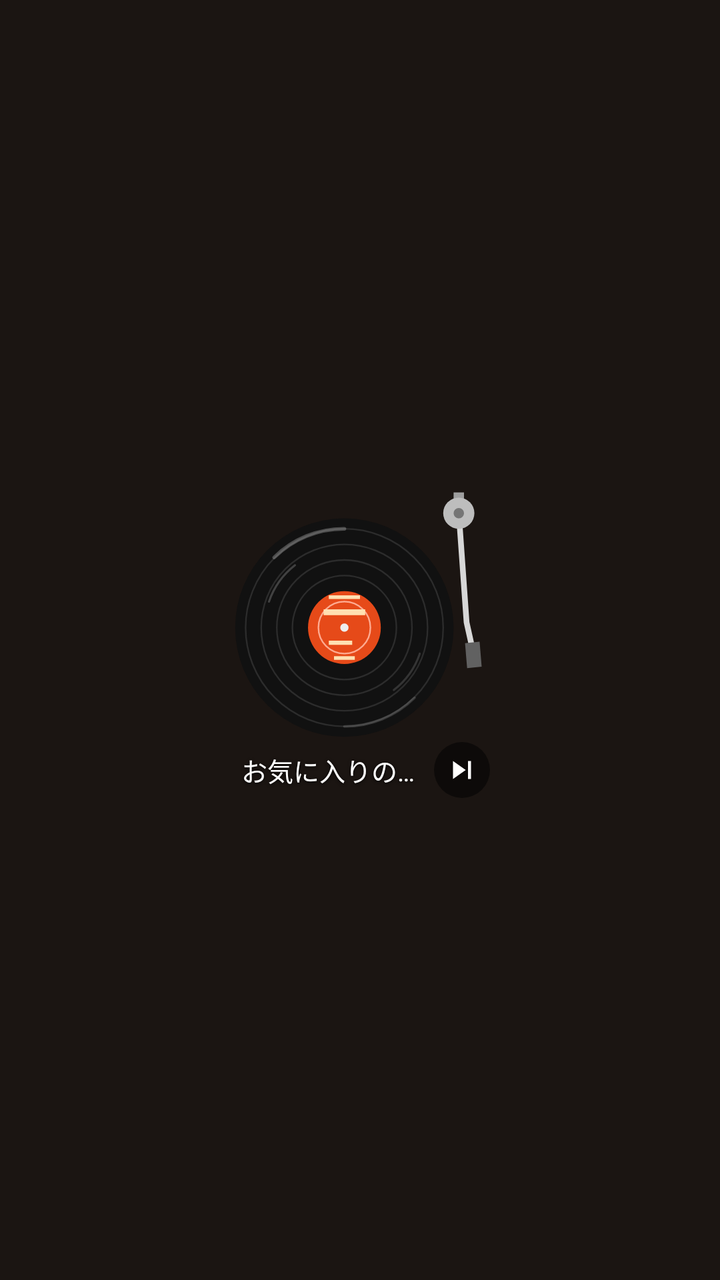
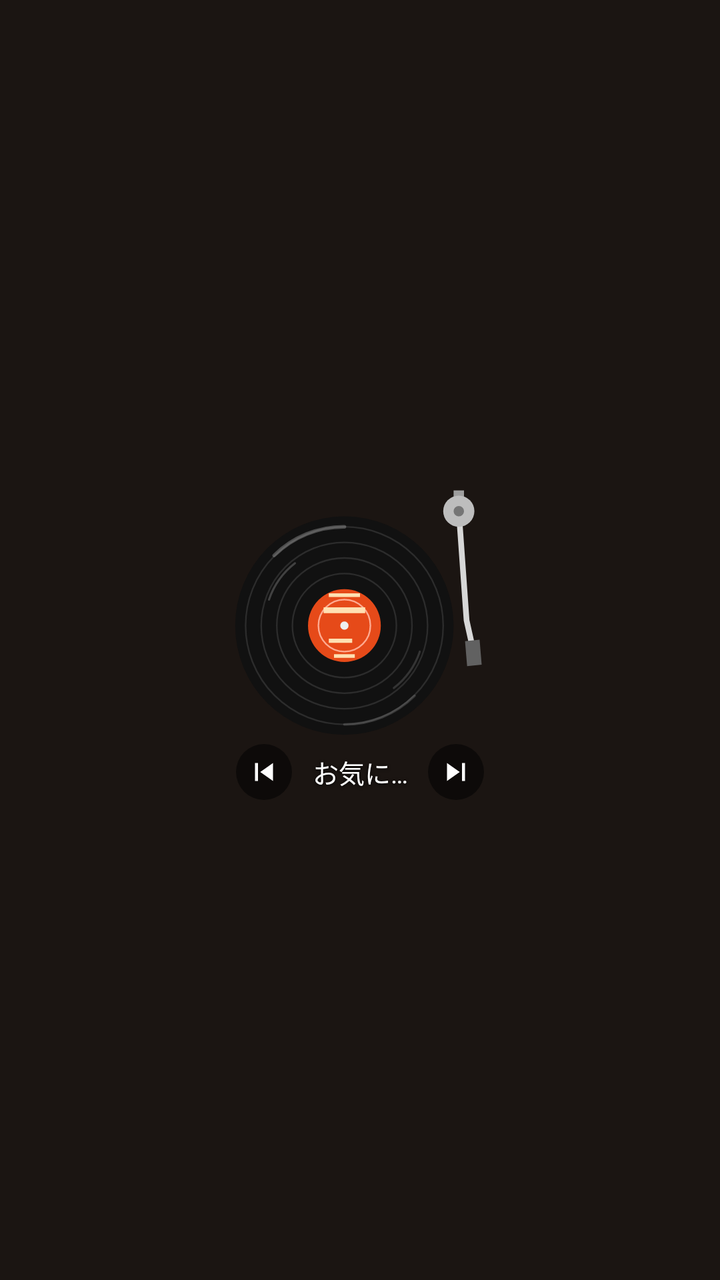

An Android layout rendered at two revisions. The XML below is the earlier revision; the diff shows what the commit changed to produce the second picture.
<!-- AndroidManifest.xml: application theme Theme.RecordWidget -->
<!-- res/layout/widget_record_m.xml -->
<?xml version="1.0" encoding="utf-8"?>
<LinearLayout xmlns:android="http://schemas.android.com/apk/res/android"
    android:id="@android:id/background"
    android:layout_width="match_parent"
    android:layout_height="match_parent"
    android:gravity="center"
    android:orientation="vertical"
    android:padding="4dp">

    <FrameLayout
        android:id="@+id/disc_area"
        android:layout_width="130dp"
        android:layout_height="130dp"
        android:contentDescription="@string/cd_disc_stopped">

        
        <ImageView
            android:id="@+id/disc"
            android:layout_width="match_parent"
            android:layout_height="match_parent"
            android:importantForAccessibility="no"
            android:scaleType="fitXY"
            android:src="@drawable/record_rest_0" />

        <ProgressBar
            android:id="@+id/spin_up_0"
            android:layout_width="match_parent"
            android:layout_height="match_parent"
            android:importantForAccessibility="no"
            android:indeterminate="true"
            android:indeterminateDrawable="@drawable/record_up_0"
            android:indeterminateOnly="true"
            android:maxWidth="1000dp"
            android:maxHeight="1000dp"
            android:minWidth="0dp"
            android:minHeight="0dp"
            android:visibility="gone" />
        <ProgressBar
            android:id="@+id/spin_up_30"
            android:layout_width="match_parent"
            android:layout_height="match_parent"
            android:importantForAccessibility="no"
            android:indeterminate="true"
            android:indeterminateDrawable="@drawable/record_up_30"
            android:indeterminateOnly="true"
            android:maxWidth="1000dp"
            android:maxHeight="1000dp"
            android:minWidth="0dp"
            android:minHeight="0dp"
            android:visibility="gone" />
        <ProgressBar
            android:id="@+id/spin_up_60"
            android:layout_width="match_parent"
            android:layout_height="match_parent"
            android:importantForAccessibility="no"
            android:indeterminate="true"
            android:indeterminateDrawable="@drawable/record_up_60"
            android:indeterminateOnly="true"
            android:maxWidth="1000dp"
            android:maxHeight="1000dp"
            android:minWidth="0dp"
            android:minHeight="0dp"
            android:visibility="gone" />
        <ProgressBar
            android:id="@+id/spin_up_90"
            android:layout_width="match_parent"
            android:layout_height="match_parent"
            android:importantForAccessibility="no"
            android:indeterminate="true"
            android:indeterminateDrawable="@drawable/record_up_90"
            android:indeterminateOnly="true"
            android:maxWidth="1000dp"
            android:maxHeight="1000dp"
            android:minWidth="0dp"
            android:minHeight="0dp"
            android:visibility="gone" />
        <ProgressBar
            android:id="@+id/spin_up_120"
            android:layout_width="match_parent"
            android:layout_height="match_parent"
            android:importantForAccessibility="no"
            android:indeterminate="true"
            android:indeterminateDrawable="@drawable/record_up_120"
            android:indeterminateOnly="true"
            android:maxWidth="1000dp"
            android:maxHeight="1000dp"
            android:minWidth="0dp"
            android:minHeight="0dp"
            android:visibility="gone" />
        <ProgressBar
            android:id="@+id/spin_up_150"
            android:layout_width="match_parent"
            android:layout_height="match_parent"
            android:importantForAccessibility="no"
            android:indeterminate="true"
            android:indeterminateDrawable="@drawable/record_up_150"
            android:indeterminateOnly="true"
            android:maxWidth="1000dp"
            android:maxHeight="1000dp"
            android:minWidth="0dp"
            android:minHeight="0dp"
            android:visibility="gone" />
        <ProgressBar
            android:id="@+id/spin_up_180"
            android:layout_width="match_parent"
            android:layout_height="match_parent"
            android:importantForAccessibility="no"
            android:indeterminate="true"
            android:indeterminateDrawable="@drawable/record_up_180"
            android:indeterminateOnly="true"
            android:maxWidth="1000dp"
            android:maxHeight="1000dp"
            android:minWidth="0dp"
            android:minHeight="0dp"
            android:visibility="gone" />
        <ProgressBar
            android:id="@+id/spin_up_210"
            android:layout_width="match_parent"
            android:layout_height="match_parent"
            android:importantForAccessibility="no"
            android:indeterminate="true"
            android:indeterminateDrawable="@drawable/record_up_210"
            android:indeterminateOnly="true"
            android:maxWidth="1000dp"
            android:maxHeight="1000dp"
            android:minWidth="0dp"
            android:minHeight="0dp"
            android:visibility="gone" />
        <ProgressBar
            android:id="@+id/spin_up_240"
            android:layout_width="match_parent"
            android:layout_height="match_parent"
            android:importantForAccessibility="no"
            android:indeterminate="true"
            android:indeterminateDrawable="@drawable/record_up_240"
            android:indeterminateOnly="true"
            android:maxWidth="1000dp"
            android:maxHeight="1000dp"
            android:minWidth="0dp"
            android:minHeight="0dp"
            android:visibility="gone" />
        <ProgressBar
            android:id="@+id/spin_up_270"
            android:layout_width="match_parent"
            android:layout_height="match_parent"
            android:importantForAccessibility="no"
            android:indeterminate="true"
            android:indeterminateDrawable="@drawable/record_up_270"
            android:indeterminateOnly="true"
            android:maxWidth="1000dp"
            android:maxHeight="1000dp"
            android:minWidth="0dp"
            android:minHeight="0dp"
            android:visibility="gone" />
        <ProgressBar
            android:id="@+id/spin_up_300"
            android:layout_width="match_parent"
            android:layout_height="match_parent"
            android:importantForAccessibility="no"
            android:indeterminate="true"
            android:indeterminateDrawable="@drawable/record_up_300"
            android:indeterminateOnly="true"
            android:maxWidth="1000dp"
            android:maxHeight="1000dp"
            android:minWidth="0dp"
            android:minHeight="0dp"
            android:visibility="gone" />
        <ProgressBar
            android:id="@+id/spin_up_330"
            android:layout_width="match_parent"
            android:layout_height="match_parent"
            android:importantForAccessibility="no"
            android:indeterminate="true"
            android:indeterminateDrawable="@drawable/record_up_330"
            android:indeterminateOnly="true"
            android:maxWidth="1000dp"
            android:maxHeight="1000dp"
            android:minWidth="0dp"
            android:minHeight="0dp"
            android:visibility="gone" />
        <ProgressBar
            android:id="@+id/spin_down_0"
            android:layout_width="match_parent"
            android:layout_height="match_parent"
            android:importantForAccessibility="no"
            android:indeterminate="true"
            android:indeterminateDrawable="@drawable/record_down_0"
            android:indeterminateOnly="true"
            android:maxWidth="1000dp"
            android:maxHeight="1000dp"
            android:minWidth="0dp"
            android:minHeight="0dp"
            android:visibility="gone" />
        <ProgressBar
            android:id="@+id/spin_down_30"
            android:layout_width="match_parent"
            android:layout_height="match_parent"
            android:importantForAccessibility="no"
            android:indeterminate="true"
            android:indeterminateDrawable="@drawable/record_down_30"
            android:indeterminateOnly="true"
            android:maxWidth="1000dp"
            android:maxHeight="1000dp"
            android:minWidth="0dp"
            android:minHeight="0dp"
            android:visibility="gone" />
        <ProgressBar
            android:id="@+id/spin_down_60"
            android:layout_width="match_parent"
            android:layout_height="match_parent"
            android:importantForAccessibility="no"
            android:indeterminate="true"
            android:indeterminateDrawable="@drawable/record_down_60"
            android:indeterminateOnly="true"
            android:maxWidth="1000dp"
            android:maxHeight="1000dp"
            android:minWidth="0dp"
            android:minHeight="0dp"
            android:visibility="gone" />
        <ProgressBar
            android:id="@+id/spin_down_90"
            android:layout_width="match_parent"
            android:layout_height="match_parent"
            android:importantForAccessibility="no"
            android:indeterminate="true"
            android:indeterminateDrawable="@drawable/record_down_90"
            android:indeterminateOnly="true"
            android:maxWidth="1000dp"
            android:maxHeight="1000dp"
            android:minWidth="0dp"
            android:minHeight="0dp"
            android:visibility="gone" />
        <ProgressBar
            android:id="@+id/spin_down_120"
            android:layout_width="match_parent"
            android:layout_height="match_parent"
            android:importantForAccessibility="no"
            android:indeterminate="true"
            android:indeterminateDrawable="@drawable/record_down_120"
            android:indeterminateOnly="true"
            android:maxWidth="1000dp"
            android:maxHeight="1000dp"
            android:minWidth="0dp"
            android:minHeight="0dp"
            android:visibility="gone" />
        <ProgressBar
            android:id="@+id/spin_down_150"
            android:layout_width="match_parent"
            android:layout_height="match_parent"
            android:importantForAccessibility="no"
            android:indeterminate="true"
            android:indeterminateDrawable="@drawable/record_down_150"
            android:indeterminateOnly="true"
            android:maxWidth="1000dp"
            android:maxHeight="1000dp"
            android:minWidth="0dp"
            android:minHeight="0dp"
            android:visibility="gone" />
        <ProgressBar
            android:id="@+id/spin_down_180"
            android:layout_width="match_parent"
            android:layout_height="match_parent"
            android:importantForAccessibility="no"
            android:indeterminate="true"
            android:indeterminateDrawable="@drawable/record_down_180"
            android:indeterminateOnly="true"
            android:maxWidth="1000dp"
            android:maxHeight="1000dp"
            android:minWidth="0dp"
            android:minHeight="0dp"
            android:visibility="gone" />
        <ProgressBar
            android:id="@+id/spin_down_210"
            android:layout_width="match_parent"
            android:layout_height="match_parent"
            android:importantForAccessibility="no"
            android:indeterminate="true"
            android:indeterminateDrawable="@drawable/record_down_210"
            android:indeterminateOnly="true"
            android:maxWidth="1000dp"
            android:maxHeight="1000dp"
            android:minWidth="0dp"
            android:minHeight="0dp"
            android:visibility="gone" />
        <ProgressBar
            android:id="@+id/spin_down_240"
            android:layout_width="match_parent"
            android:layout_height="match_parent"
            android:importantForAccessibility="no"
            android:indeterminate="true"
            android:indeterminateDrawable="@drawable/record_down_240"
            android:indeterminateOnly="true"
            android:maxWidth="1000dp"
            android:maxHeight="1000dp"
            android:minWidth="0dp"
            android:minHeight="0dp"
            android:visibility="gone" />
        <ProgressBar
            android:id="@+id/spin_down_270"
            android:layout_width="match_parent"
            android:layout_height="match_parent"
            android:importantForAccessibility="no"
            android:indeterminate="true"
            android:indeterminateDrawable="@drawable/record_down_270"
            android:indeterminateOnly="true"
            android:maxWidth="1000dp"
            android:maxHeight="1000dp"
            android:minWidth="0dp"
            android:minHeight="0dp"
            android:visibility="gone" />
        <ProgressBar
            android:id="@+id/spin_down_300"
            android:layout_width="match_parent"
            android:layout_height="match_parent"
            android:importantForAccessibility="no"
            android:indeterminate="true"
            android:indeterminateDrawable="@drawable/record_down_300"
            android:indeterminateOnly="true"
            android:maxWidth="1000dp"
            android:maxHeight="1000dp"
            android:minWidth="0dp"
            android:minHeight="0dp"
            android:visibility="gone" />
        <ProgressBar
            android:id="@+id/spin_down_330"
            android:layout_width="match_parent"
            android:layout_height="match_parent"
            android:importantForAccessibility="no"
            android:indeterminate="true"
            android:indeterminateDrawable="@drawable/record_down_330"
            android:indeterminateOnly="true"
            android:maxWidth="1000dp"
            android:maxHeight="1000dp"
            android:minWidth="0dp"
            android:minHeight="0dp"
            android:visibility="gone" />

        
        <ImageView
            android:id="@+id/thumb"
            android:layout_width="28.6dp"
            android:layout_height="28.6dp"
            android:layout_gravity="left|top"
            android:layout_marginLeft="42.9dp"
            android:layout_marginTop="58.5dp"
            android:importantForAccessibility="no"
            android:scaleType="centerCrop"
            android:visibility="gone" />

        <ImageView
            android:layout_width="match_parent"
            android:layout_height="match_parent"
            android:importantForAccessibility="no"
            android:scaleType="fitXY"
            android:src="@drawable/record_sheen" />

        <ImageView
            android:id="@+id/tonearm"
            android:layout_width="match_parent"
            android:layout_height="match_parent"
            android:importantForAccessibility="no"
            android:scaleType="fitXY"
            android:src="@drawable/tonearm_up" />
    </FrameLayout>

    <include
        layout="@layout/widget_title_row"
        android:layout_width="130dp"
        android:layout_height="wrap_content" />
</LinearLayout>
<!-- res/layout/widget_title_row.xml (included above) -->
<?xml version="1.0" encoding="utf-8"?>
<LinearLayout xmlns:android="http://schemas.android.com/apk/res/android"
    android:layout_width="match_parent"
    android:layout_height="wrap_content"
    android:layout_marginTop="2dp"
    android:gravity="center_vertical"
    android:orientation="horizontal">

    <TextView
        android:id="@+id/title"
        android:layout_width="0dp"
        android:layout_height="wrap_content"
        android:layout_weight="1"
        android:ellipsize="end"
        android:gravity="center_horizontal"
        android:maxLines="1"
        android:shadowColor="#E6000000"
        android:shadowDx="0"
        android:shadowDy="1"
        android:shadowRadius="4"
        android:singleLine="true"
        android:text="@string/widget_preview_title"
        android:textColor="#FFFFFFFF"
        android:textSize="13sp" />

    <ImageButton
        android:id="@+id/next"
        android:layout_width="28dp"
        android:layout_height="28dp"
        android:layout_marginStart="4dp"
        android:background="@drawable/next_bg"
        android:contentDescription="@string/cd_next"
        android:padding="5dp"
        android:scaleType="fitCenter"
        android:src="@drawable/ic_next" />
</LinearLayout>
<!-- resources referenced by this layout -->
<resources>
  <!-- drawable ic_next (drawable) -->
  <?xml version="1.0" encoding="utf-8"?>
  <vector xmlns:android="http://schemas.android.com/apk/res/android"
      android:width="24dp"
      android:height="24dp"
      android:viewportWidth="24"
      android:viewportHeight="24">
      <path
          android:fillColor="#FFFFFFFF"
          android:pathData="M6,18l8.5,-6L6,6v12zM16,6v12h2V6h-2z" />
  </vector>
  <!-- drawable next_bg (drawable) -->
  <?xml version="1.0" encoding="utf-8"?>
  <shape xmlns:android="http://schemas.android.com/apk/res/android" android:shape="oval">
      <solid android:color="#80000000" />
  </shape>
  <!-- drawable record_sheen (drawable) -->
  <?xml version="1.0" encoding="utf-8"?>
  <vector xmlns:android="http://schemas.android.com/apk/res/android"
      android:width="100dp"
      android:height="100dp"
      android:viewportWidth="100"
      android:viewportHeight="100">
      <path
          android:pathData="M17,29a38,38 0,0 1,27 -11"
          android:strokeLineCap="round"
          android:strokeWidth="1.4"
          android:strokeColor="#40FFFFFF" />
      <path
          android:pathData="M71,83a38,38 0,0 1,-27 11"
          android:strokeLineCap="round"
          android:strokeWidth="1"
          android:strokeColor="#26FFFFFF" />
  </vector>
  <!-- drawable tonearm_up (drawable) -->
  <?xml version="1.0" encoding="utf-8"?>
  <vector xmlns:android="http://schemas.android.com/apk/res/android"
      android:width="100dp"
      android:height="100dp"
      android:viewportWidth="100"
      android:viewportHeight="100">
      <group
          android:name="arm"
          android:pivotX="88"
          android:pivotY="12"
          android:rotation="0">
          
          <path
              android:fillColor="#FF9E9E9E"
              android:pathData="M86,4h4v5h-4z" />
          
          <path
              android:pathData="M88,12L91,54L93,63"
              android:strokeLineCap="round"
              android:strokeLineJoin="round"
              android:strokeWidth="2.2"
              android:strokeColor="#FFD7D7D7" />
          
          <path
              android:fillColor="#FF616161"
              android:pathData="M90.4,62L96,61.4L96.8,71L91.2,71.6z" />
      </group>
      
      <path
          android:fillColor="#FFBDBDBD"
          android:pathData="M82,12a6,6 0,1 0,12 0a6,6 0,1 0,-12 0z" />
      <path
          android:fillColor="#FF757575"
          android:pathData="M86,12a2,2 0,1 0,4 0a2,2 0,1 0,-4 0z" />
  </vector>
  <string name="cd_disc_stopped">レコード。タップで再生</string>
  <string name="cd_next">次の曲</string>
  <string name="widget_preview_title">お気に入りの音声</string>
  <style name="Theme.RecordWidget" parent="Theme.AppCompat">
          <item name="colorPrimary">@color/shop_surface</item>
          <item name="colorPrimaryDark">@color/shop_bg</item>
          <item name="colorAccent">@color/shop_accent</item>
          <item name="android:windowBackground">@color/shop_bg</item>
          <item name="android:textColorPrimary">@color/shop_text</item>
          <item name="android:textColorSecondary">@color/shop_text_sub</item>
      </style>
  <color name="shop_surface">#FF2A211C</color>
  <color name="shop_bg">#FF1B1512</color>
  <color name="shop_accent">#FFE64A19</color>
  <color name="shop_text">#FFF3E6D8</color>
  <color name="shop_text_sub">#FFB8A593</color>
  <!-- unchanged entries left out for length: 36 -->
</resources>

<!-- the commit's change to res/layout/widget_record_m.xml (unified diff, before → after) -->
@@ -363,45 +363,52 @@
             android:src="@drawable/tonearm_up" />
     </FrameLayout>
 
-    <include
-        layout="@layout/widget_title_row"
+    
+    <LinearLayout
         android:layout_width="130dp"
-        android:layout_height="wrap_content" />
+        android:layout_height="wrap_content"
+        android:layout_marginTop="2dp"
+        android:gravity="center"
+        android:orientation="horizontal">
+
+        <ImageButton
+            android:id="@+id/prev"
+            android:layout_width="28dp"
+            android:layout_height="28dp"
+            android:layout_marginHorizontal="3dp"
+            android:background="@drawable/next_bg"
+            android:contentDescription="@string/cd_prev"
+            android:padding="5dp"
+            android:scaleType="fitCenter"
+            android:src="@drawable/ic_prev" />
+
+        <TextView
+            android:id="@+id/title"
+            android:layout_width="0dp"
+            android:layout_height="wrap_content"
+            android:layout_weight="1"
+            android:layout_marginHorizontal="4dp"
+            android:ellipsize="end"
+            android:gravity="center_horizontal"
+            android:maxLines="1"
+            android:shadowColor="#E6000000"
+            android:shadowDx="0"
+            android:shadowDy="1"
+            android:shadowRadius="4"
+            android:singleLine="true"
+            android:text="@string/widget_preview_title"
+            android:textColor="#FFFFFFFF"
+            android:textSize="13sp" />
+
+        <ImageButton
+            android:id="@+id/next"
+            android:layout_width="28dp"
+            android:layout_height="28dp"
+            android:layout_marginHorizontal="3dp"
+            android:background="@drawable/next_bg"
+            android:contentDescription="@string/cd_next"
+            android:padding="5dp"
+            android:scaleType="fitCenter"
+            android:src="@drawable/ic_next" />
+    </LinearLayout>
 </LinearLayout>
-<!-- res/layout/widget_title_row.xml (included above) -->
-<?xml version="1.0" encoding="utf-8"?>
-<LinearLayout xmlns:android="http://schemas.android.com/apk/res/android"
-    android:layout_width="match_parent"
-    android:layout_height="wrap_content"
-    android:layout_marginTop="2dp"
-    android:gravity="center_vertical"
-    android:orientation="horizontal">
-
-    <TextView
-        android:id="@+id/title"
-        android:layout_width="0dp"
-        android:layout_height="wrap_content"
-        android:layout_weight="1"
-        android:ellipsize="end"
-        android:gravity="center_horizontal"
-        android:maxLines="1"
-        android:shadowColor="#E6000000"
-        android:shadowDx="0"
-        android:shadowDy="1"
-        android:shadowRadius="4"
-        android:singleLine="true"
-        android:text="@string/widget_preview_title"
-        android:textColor="#FFFFFFFF"
-        android:textSize="13sp" />
-
-    <ImageButton
-        android:id="@+id/next"
-        android:layout_width="28dp"
-        android:layout_height="28dp"
-        android:layout_marginStart="4dp"
-        android:background="@drawable/next_bg"
-        android:contentDescription="@string/cd_next"
-        android:padding="5dp"
-        android:scaleType="fitCenter"
-        android:src="@drawable/ic_next" />
-</LinearLayout>
<!-- resource entries referenced after the edit -->
@@ -10,6 +10,17 @@
       <path
           android:fillColor="#FFFFFFFF"
           android:pathData="M6,18l8.5,-6L6,6v12zM16,6v12h2V6h-2z" />
+  </vector>
+  <!-- drawable ic_prev (drawable) -->
+  <?xml version="1.0" encoding="utf-8"?>
+  <vector xmlns:android="http://schemas.android.com/apk/res/android"
+      android:width="24dp"
+      android:height="24dp"
+      android:viewportWidth="24"
+      android:viewportHeight="24">
+      <path
+          android:fillColor="#FFFFFFFF"
+          android:pathData="M6,6h2v12H6zM9.5,12l8.5,6V6z" />
   </vector>
   <!-- drawable next_bg (drawable) -->
   <?xml version="1.0" encoding="utf-8"?>
@@ -72,6 +83,7 @@
   </vector>
   <string name="cd_disc_stopped">レコード。タップで再生</string>
   <string name="cd_next">次の曲</string>
+  <string name="cd_prev">前の曲</string>
   <string name="widget_preview_title">お気に入りの音声</string>
   <style name="Theme.RecordWidget" parent="Theme.AppCompat">
           <item name="colorPrimary">@color/shop_surface</item>
